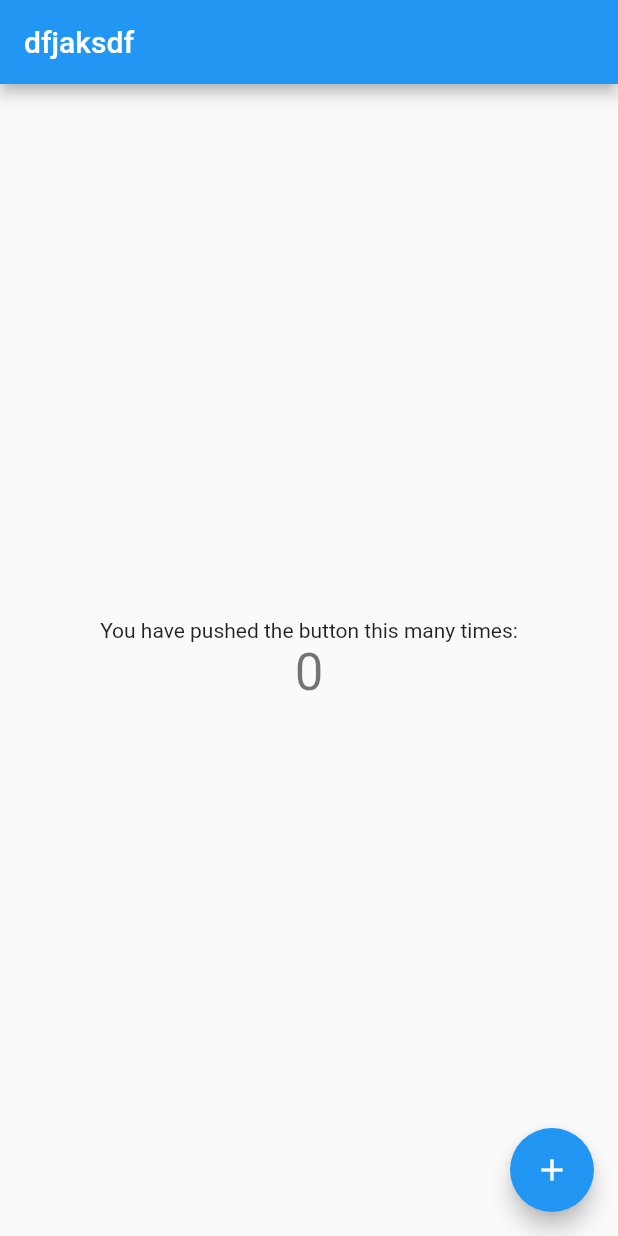
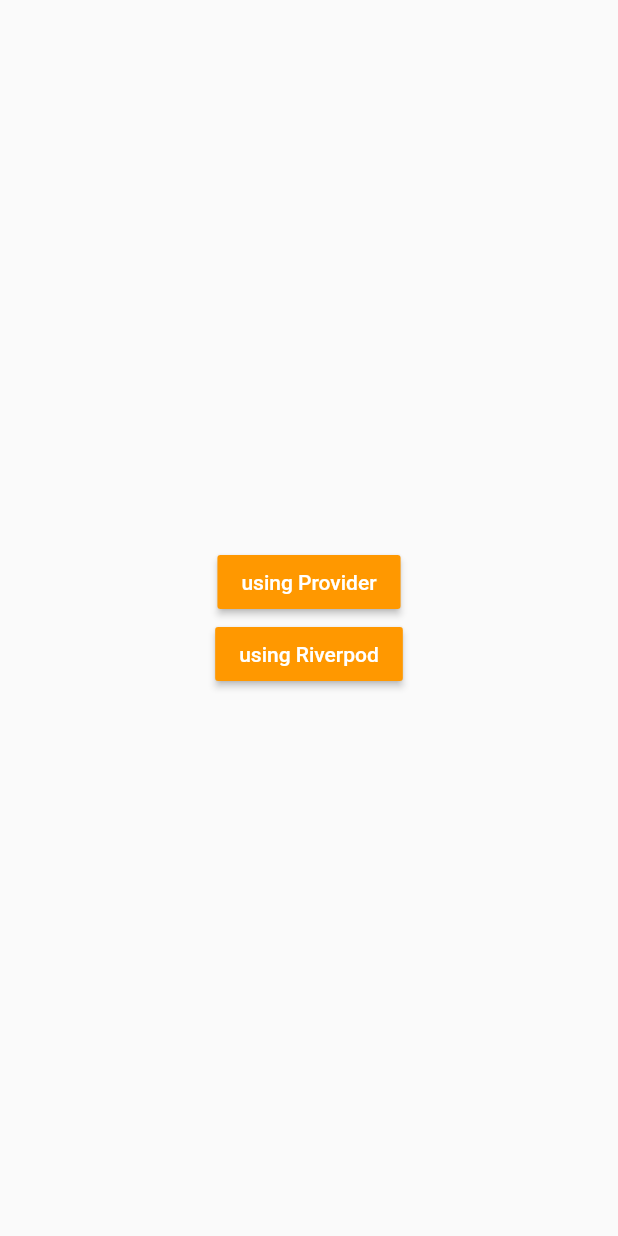
Before and after one commit to kmachida12345/flutter_mvvm_practice, a Flutter app: the screen it shows after launch, on a phone screen of 412 x 824 dp. Run offline on Flutter 3.47's test engine with Material 2 defaults, Android fonts, the phone set to English and light mode, and no system bars.

Commit message:
画面遷移処理を追加

```diff
--- a/lib/main.dart
+++ b/lib/main.dart
@@ -1,4 +1,5 @@
 import 'package:flutter/material.dart';
+import 'package:flutter/widgets.dart';
 import 'package:provider/provider.dart';
 import 'package:todoapp/HomeViewModel.dart';
 
@@ -7,34 +8,51 @@ void main() {
 }
 
 class MyApp extends StatelessWidget {
-  // This widget is the root of your application.
   @override
   Widget build(BuildContext context) {
     return MaterialApp(
-      title: 'Flutter Demo',
-      theme: ThemeData(
-        // This is the theme of your application.
-        //
-        // Try running your application with "flutter run". You'll see the
-        // application has a blue toolbar. Then, without quitting the app, try
-        // changing the primarySwatch below to Colors.green and then invoke
-        // "hot reload" (press "r" in the console where you ran "flutter run",
-        // or simply save your changes to "hot reload" in a Flutter IDE).
-        // Notice that the counter didn't reset back to zero; the application
-        // is not restarted.
-        primarySwatch: Colors.blue,
-        // This makes the visual density adapt to the platform that you run
-        // the app on. For desktop platforms, the controls will be smaller and
-        // closer together (more dense) than on mobile platforms.
-        visualDensity: VisualDensity.adaptivePlatformDensity,
-      ),
-      home: MyHomePage(title: 'Flutter Demo Home Page'),
+      home: HomePage(),
+      routes: <String, WidgetBuilder>{
+        '/home': (BuildContext context) => new HomePage(),
+        '/subpage': (BuildContext context) => new ProviderPractice()
+      },
     );
   }
 }
 
-class MyHomePage extends StatelessWidget {
-  MyHomePage({Key key, this.title}) : super(key: key);
+class HomePage extends StatelessWidget {
+  @override
+  Widget build(BuildContext context) {
+    return Scaffold(
+      body: Center(
+        child: Column(
+          mainAxisAlignment: MainAxisAlignment.center,
+          children: [
+            RaisedButton(
+              child: const Text('using Provider'),
+              color: Colors.orange,
+              textColor: Colors.white,
+              onPressed: () {
+                Navigator.of(context).pushNamed('/subpage');
+              },
+            ),
+            RaisedButton(
+              child: const Text('using Riverpod'),
+              color: Colors.orange,
+              textColor: Colors.white,
+              onPressed: () {
+                Navigator.of(context).pushNamed('/subpage');
+              },
+            ),
+          ],
+        ),
+      )
+    );
+  }
+}
+
+class ProviderPractice extends StatelessWidget {
+  ProviderPractice({Key key, this.title}) : super(key: key);
 
   // This widget is the home page of your application. It is stateful, meaning
   // that it has a State object (defined below) that contains fields that affect
```
